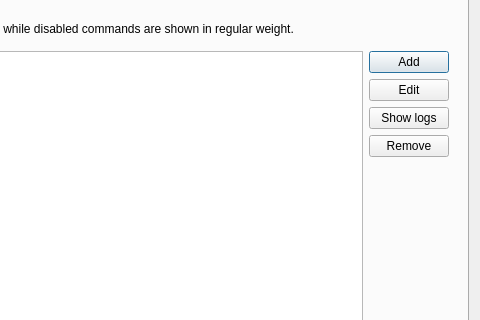
First picture: the form in tray_runner/gui/settings_dialog.ui, repository okelet/tray-runner, before the edit; both pictures show x 222 to 702 and y 84 to 404 of the 702 by 493 pixel window.
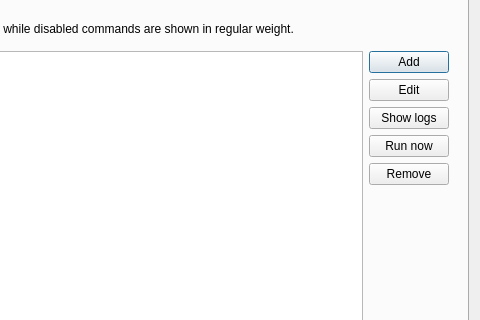
Second picture: the form after the edit.

Patch:
```diff
--- a/tray_runner/gui/settings_dialog.ui
+++ b/tray_runner/gui/settings_dialog.ui
@@ -92,6 +92,13 @@
               </property>
              </widget>
             </item>
+            <item>
+             <widget class="QPushButton" name="run_now_button">
+              <property name="text">
+               <string>Run now</string>
+              </property>
+             </widget>
+            </item>
             <item>
              <widget class="QPushButton" name="delete_command_button">
               <property name="text">
```
